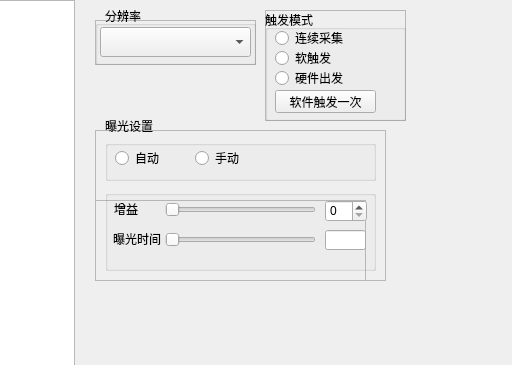
First picture: the form in QtCamUse2/QtCamUse.ui, repository sykzhong/QtCamUse, before the edit; both pictures show x 735 to 1247 and y 0 to 365 of the 1247 by 688 pixel window.
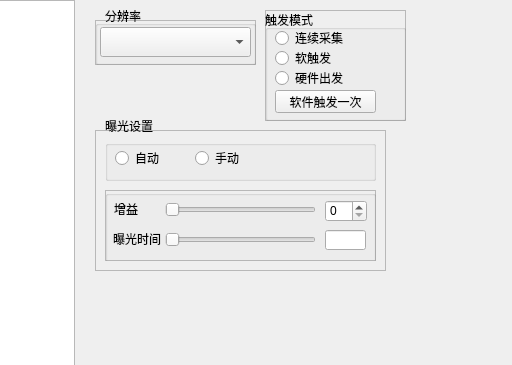
Second picture: the form after the edit.

Diff of the .ui file:
```diff
--- a/QtCamUse2/QtCamUse.ui
+++ b/QtCamUse2/QtCamUse.ui
@@ -163,7 +163,7 @@
       <x>830</x>
       <y>130</y>
       <width>291</width>
-      <height>151</height>
+      <height>141</height>
      </rect>
     </property>
     <property name="frameShape">
@@ -214,25 +214,24 @@
     <widget class="QFrame" name="exposure_manual">
      <property name="geometry">
       <rect>
-       <x>0</x>
-       <y>70</y>
-       <width>271</width>
-       <height>81</height>
-      </rect>
-     </property>
-     <property name="frameShape">
-      <enum>QFrame::StyledPanel</enum>
-     </property>
-     <property name="frameShadow">
-      <enum>QFrame::Raised</enum>
-     </property>
-    </widget>
-    <widget class="QGroupBox" name="groupBox_3">
-     <property name="geometry">
-      <rect>
        <x>10</x>
        <y>60</y>
        <width>271</width>
+       <height>71</height>
+      </rect>
+     </property>
+     <property name="frameShape">
+      <enum>QFrame::StyledPanel</enum>
+     </property>
+     <property name="frameShadow">
+      <enum>QFrame::Raised</enum>
+     </property>
+     <widget class="QGroupBox" name="groupBox_3">
+      <property name="geometry">
+       <rect>
+        <x>0</x>
+        <y>0</y>
+        <width>271</width>
        <height>81</height>
       </rect>
      </property>
@@ -310,6 +309,7 @@
         <height>20</height>
        </rect>
       </property>
+      </widget>
      </widget>
     </widget>
    </widget>
```
Lines whose indentation alone changed are shown as unchanged.
